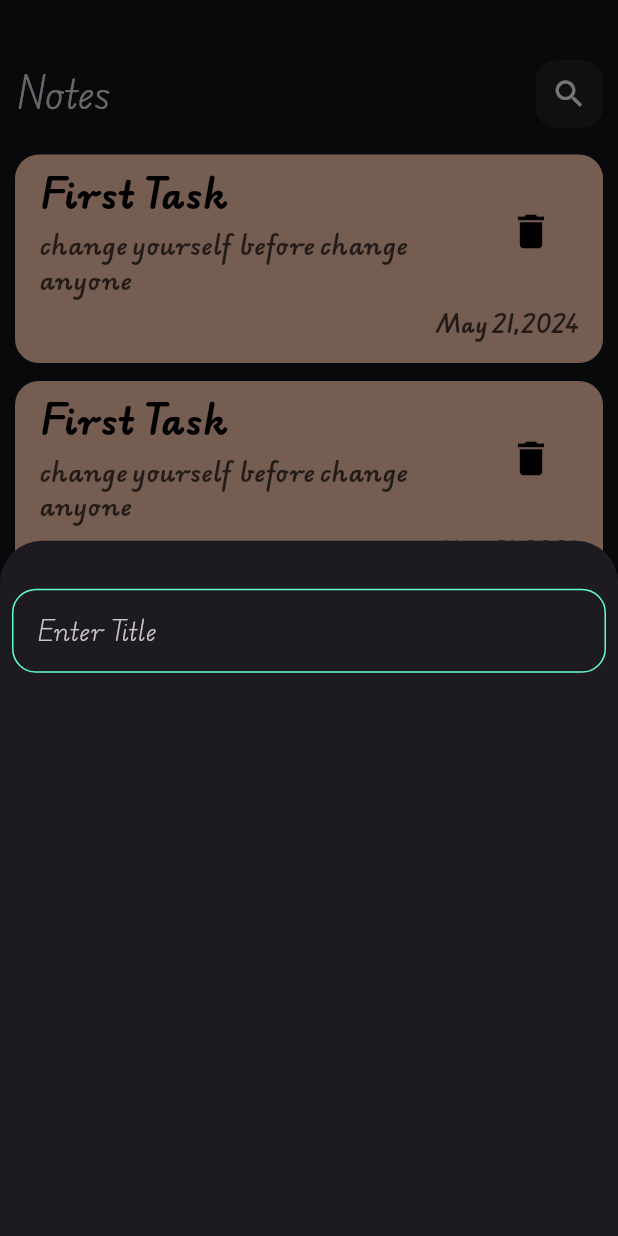
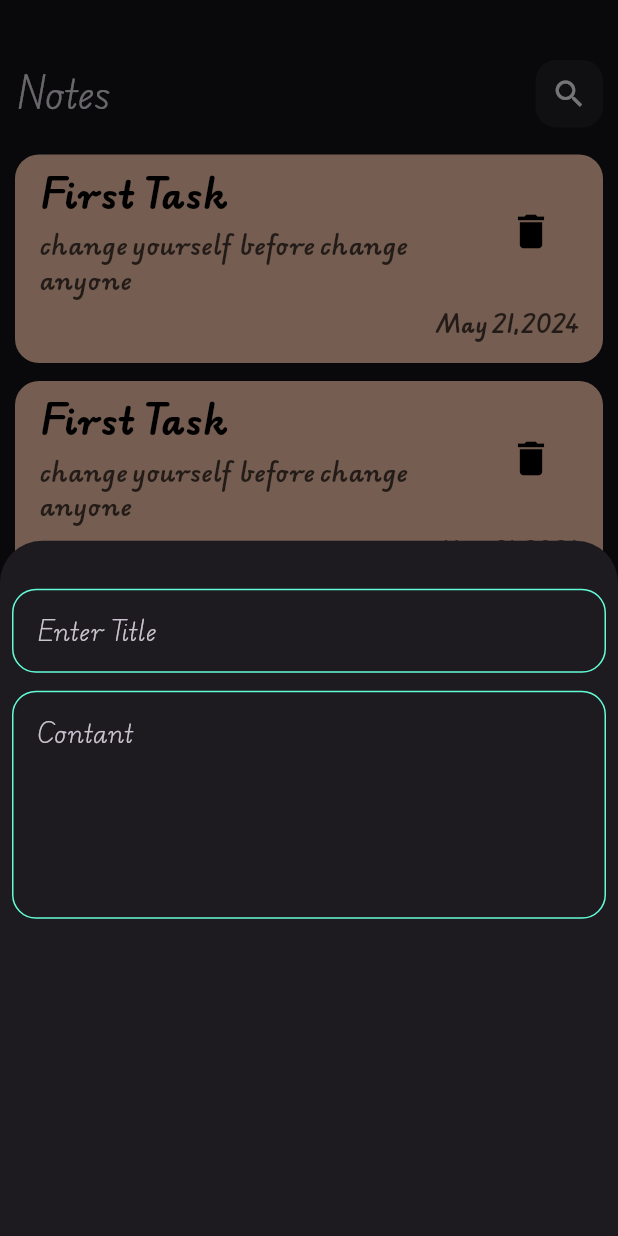
Before and after one commit to AmmarEmad-2004/notes_app, a Flutter app: the screen it shows after launch, after a tap on the "add" icon, on a phone screen of 412 x 824 dp. Run offline on Flutter 3.47's test engine with Material 3 defaults, Android fonts, the phone set to English and light mode, and no system bars.

Commit message:
add fields to text field in buttom sheet

```diff
--- a/lib/views/widgets/add_note_buttom_sheet.dart
+++ b/lib/views/widgets/add_note_buttom_sheet.dart
@@ -6,17 +6,24 @@ class AddNoteButtomSheet extends StatelessWidget {
 
   @override
   Widget build(BuildContext context) {
-    return Container(
-      child: const Padding(
+    return const Padding(
       padding: EdgeInsets.symmetric(horizontal: 8.0),
       child: Column(
         children: [
           SizedBox(
             height: 32,
           ),
-            CustomTextFeild(),
+          CustomTextFeild(
+            hint: 'Enter Title',
+          ),
+          SizedBox(
+            height: 12,
+          ),
+          CustomTextFeild(
+            hint: 'Contant',
+            maxlines: 5,
+          ),
         ],
-        ),
       ),
     );
   }
--- a/lib/views/widgets/custom_text_feild.dart
+++ b/lib/views/widgets/custom_text_feild.dart
@@ -4,14 +4,19 @@ import 'package:notes_app/constants.dart';
 class CustomTextFeild extends StatelessWidget {
   const CustomTextFeild({
     super.key,
+    required this.hint,
+    this.maxlines = 1,
   });
 
+  final String hint;
+  final int maxlines;
   @override
   Widget build(BuildContext context) {
     return TextField(
       cursorColor: kPrimaryColor,
+      maxLines: maxlines,
       decoration: InputDecoration(
-        hintText: 'Enter Title',
+        hintText: hint,
         hintStyle: TextStyle(),
         focusedBorder: buildBorder(kPrimaryColor),
         enabledBorder: buildBorder(),
--- a/lib/views/widgets/notes_view_body.dart
+++ b/lib/views/widgets/notes_view_body.dart
@@ -1,6 +1,6 @@
 import 'package:flutter/material.dart';
 import 'package:notes_app/views/widgets/custom_app_bar.dart';
-import 'package:notes_app/views/widgets/nodes_list_view.dart';
+import 'package:notes_app/views/widgets/notes_list_view.dart';
 
 class NotesViewBody extends StatelessWidget {
   const NotesViewBody({super.key});
```
Also changed, not shown: lib/views/widgets/notes_list_view.dart (renamed from lib/views/widgets/nodes_list_view.dart). Lines whose indentation alone changed are shown as unchanged.
